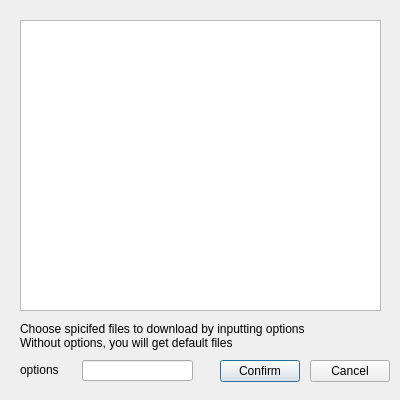
ingbyr/vdm, file app/ui/files_list_dialog.ui: the form before one commit.
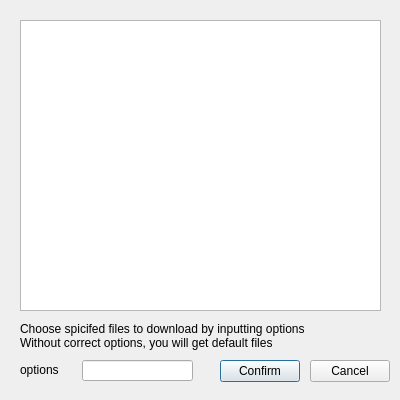
The form after the commit.

What changed in the file:
```diff
--- a/app/ui/files_list_dialog.ui
+++ b/app/ui/files_list_dialog.ui
@@ -37,7 +37,7 @@
    </property>
    <property name="text">
     <string>Choose spicifed files to download by inputting options
-Without options, you will get default files</string>
+Without correct options, you will get default files</string>
    </property>
   </widget>
   <widget class="QLabel" name="label_2">
```
